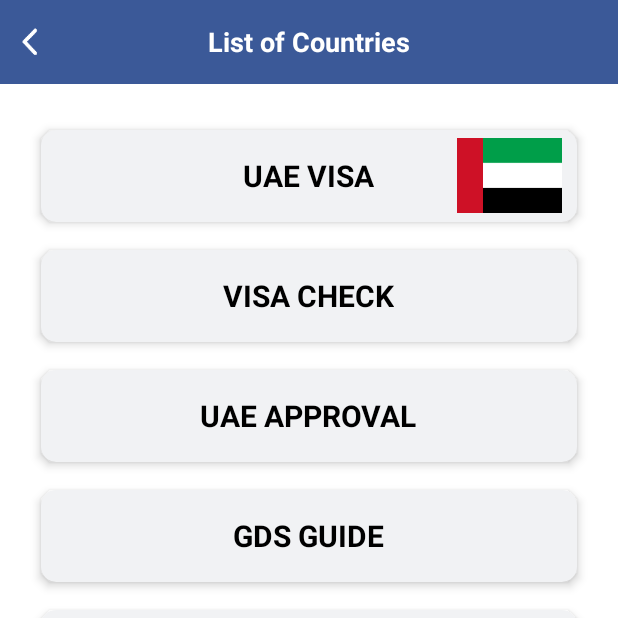
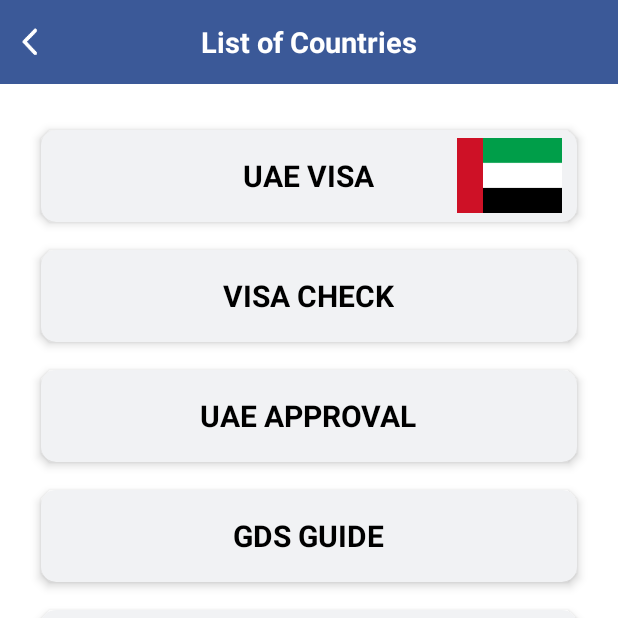
Before and after one commit to Faizan941377/Travel-Agent-Dashboard, an Android app: the ListOfCountriesActivity screen opened directly, with no data from a screen before it, on a phone screen of 412 x 824 dp, the top half of it. Run offline under Robolectric (Android 15) with nearby library versions, the phone set to English and light mode, and no system bars.

Commit message:
Initial commit

```diff
--- a/app/src/main/res/layout/activity_list_of_countries.xml
+++ b/app/src/main/res/layout/activity_list_of_countries.xml
@@ -28,7 +28,7 @@
             android:layout_centerInParent="true"
             android:text="List of Countries"
             android:textColor="@color/colorWhite"
-            android:textSize="18dp"
+            android:textSize="19dp"
             android:textStyle="bold" />
 
     </RelativeLayout>
```
